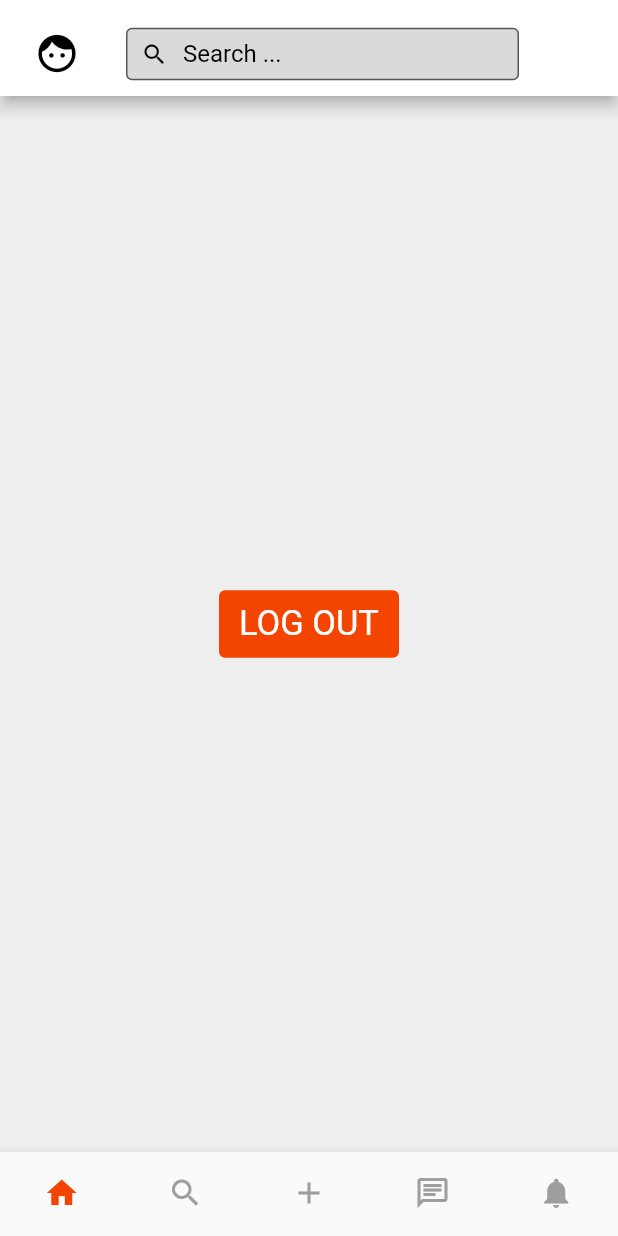
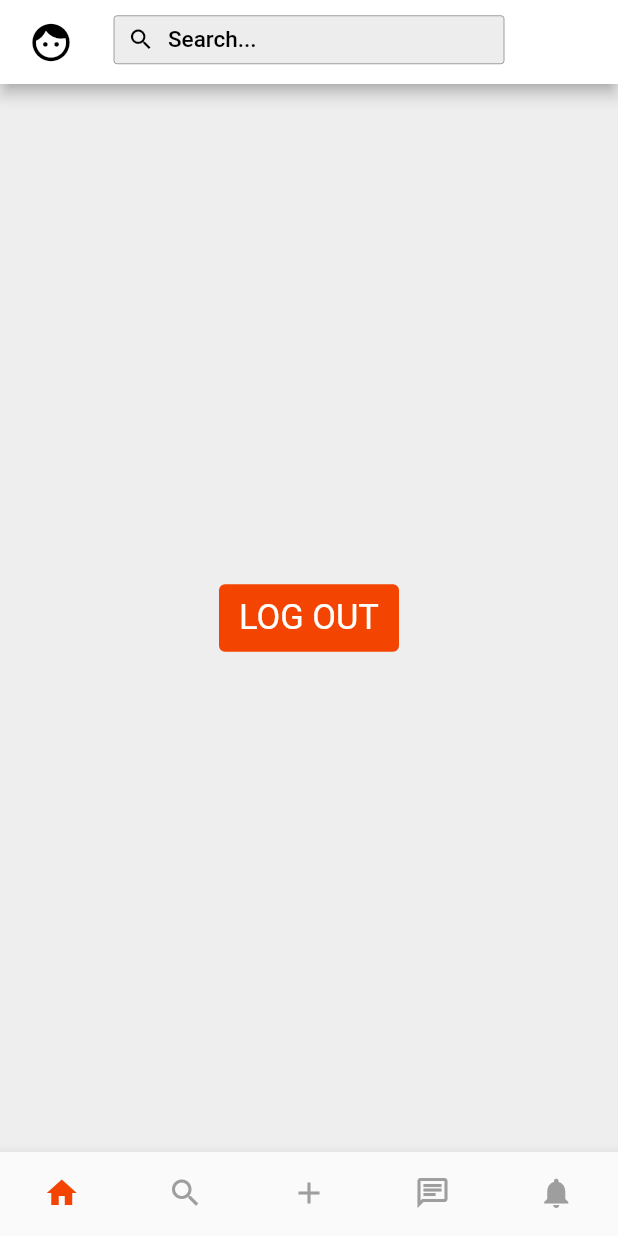
Before and after one commit to EloiseRi/Redditech_epitech, a Flutter app: the HomePage screen opened by its route, on a phone screen of 412 x 824 dp. Run offline on Flutter 3.47's test engine with Material 2 defaults, Android fonts, the light colour scheme and no system bars; drawn by our look-alikes of flutter_typeahead; our stand-ins replace font_awesome_flutter; missing offline and left inert: draw, flutter_web_auth.

Commit message:
Added searchbar with results

```diff
--- a/my_redditech/lib/main.dart
+++ b/my_redditech/lib/main.dart
@@ -9,7 +9,6 @@ import 'package:my_redditech/screens/user_page.dart';
 
 Future<void> main() async {
   GlobalState globalState = GlobalState();
-  SubredditsState subredditsState = SubredditsState();
 
   WidgetsFlutterBinding.ensureInitialized();
   SystemChrome.setSystemUIOverlayStyle(const SystemUiOverlayStyle(
@@ -21,18 +20,16 @@ Future<void> main() async {
   await globalState.initApp();
   runApp(MyApp(
     globalState: globalState,
-    subredditsState: subredditsState,
   ));
 }
 
+// ignore: must_be_immutable
 class MyApp extends StatelessWidget {
-  final GlobalState globalState;
-  final SubredditsState subredditsState;
+  GlobalState globalState = GlobalState();
 
-  const MyApp({
+  MyApp({
     Key? key,
     required this.globalState,
-    required this.subredditsState,
   }) : super(key: key);
 
   @override
@@ -43,7 +40,7 @@ class MyApp extends StatelessWidget {
           value: globalState,
         ),
         ChangeNotifierProvider<SubredditsState>.value(
-          value: subredditsState,
+          value: globalState.subredditsState,
         )
       ],
       child: MaterialApp(
--- /dev/null
+++ b/my_redditech/lib/models/searchbar.dart
@@ -0,0 +1,259 @@
+// import 'package:flutter/cupertino.dart';
+import 'package:flutter/material.dart';
+import 'package:provider/provider.dart';
+import 'package:my_redditech/states/subreddits_state.dart';
+import 'package:flutter_typeahead/flutter_typeahead.dart';
+
+// class SearchBar extends StatefulWidget {
+//   const SearchBar({Key? key}) : super(key: key);
+
+//   @override
+//   State<SearchBar> createState() => _SearchBar();
+// }
+
+// class _SearchBar extends State<SearchBar> {
+//   List<String> searchResult = [];
+
+//   @override
+//   Widget build(BuildContext context) {
+//     return Container(
+//       padding: const EdgeInsets.only(top: 12, bottom: 12, left: 12, right: 50),
+//       child: Column(
+//         children: <Widget>[
+//           const SizedBox(
+//             height: 16.0,
+//           ),
+//           TextField(
+//             onTap: () async =>
+//                 {showSearch(context: context, delegate: SearchSub())},
+//             cursorColor: Colors.grey,
+//             decoration: const InputDecoration(
+//               focusedBorder: OutlineInputBorder(
+//                 borderSide: BorderSide(color: Colors.white),
+//               ),
+//               prefixIconConstraints: BoxConstraints(
+//                 minHeight: 16.0,
+//                 minWidth: 38.0,
+//               ),
+//               prefixIcon: Icon(
+//                 Icons.search,
+//                 color: Colors.black,
+//               ),
+//               fillColor: Color.fromARGB(40, 20, 20, 20),
+//               filled: true,
+//               isDense: true,
+//               hintText: 'Search ...',
+//               hintStyle: TextStyle(color: Colors.black),
+//               contentPadding: EdgeInsets.all(8.0),
+//               border: OutlineInputBorder(
+//                 borderSide: BorderSide(
+//                   color: Colors.white,
+//                 ),
+//               ),
+//             ),
+//           ),
+//         ],
+//       ),
+//     );
+//   }
+// }
+
+// class SearchSub extends SearchDelegate<String> {
+//   @override
+//   String get searchFieldLabel => 'Search...';
+
+//   List<String> searchResult = [];
+
+//   @override
+//   List<Widget> buildActions(BuildContext context) => [
+//         IconButton(
+//           icon: const Icon(Icons.clear),
+//           onPressed: () {
+//             if (query.isEmpty) {
+//               close(context, '');
+//             } else {
+//               query = '';
+//               showSuggestions(context);
+//             }
+//           },
+//         )
+//       ];
+
+//   @override
+//   Widget buildLeading(BuildContext context) => IconButton(
+//         icon: const Icon(Icons.arrow_back),
+//         onPressed: () => close(context, ''),
+//       );
+
+//   @override
+//   Widget buildResults(BuildContext context) => Center(
+//         child: Column(
+//           mainAxisAlignment: MainAxisAlignment.center,
+//           children: [
+//             const Icon(Icons.location_city, size: 120),
+//             const SizedBox(height: 48),
+//             Text(
+//               query,
+//               style: const TextStyle(
+//                 color: Colors.grey,
+//                 fontSize: 64,
+//                 fontWeight: FontWeight.bold,
+//               ),
+//             ),
+//           ],
+//         ),
+//       );
+
+//   @override
+//   Widget buildSuggestions(BuildContext context) => Container(
+//         color: Colors.white,
+//         child: FutureBuilder<List<String>>(
+//           future: computeQuery(context, query),
+//           builder: (context, snapshot) {
+//             switch (snapshot.connectionState) {
+//               case ConnectionState.waiting:
+//                 return Center(child: CircularProgressIndicator());
+//               default:
+//                 return buildSuggestionsSuccess(snapshot.data!);
+//             }
+//           },
+//         ),
+//       );
+
+//   Widget buildSuggestionsSuccess(List<String> suggestions) => ListView.builder(
+//         itemCount: suggestions.length,
+//         itemBuilder: (context, index) {
+//           final suggestion = suggestions[index];
+//           final queryText = suggestion.substring(0, query.length);
+//           final remainingText = suggestion.substring(query.length);
+
+//           return ListTile(
+//             onTap: () {
+//               query = suggestion;
+//               showResults(context);
+
+//               // 2. Close Search & Return Result
+//               // close(context, suggestion);
+
+//               // 3. Navigate to Result Page
+//               //  Navigator.push(
+//               //   context,
+//               //   MaterialPageRoute(
+//               //     builder: (BuildContext context) => ResultPage(suggestion),
+//               //   ),
+//               // );
+//             },
+//             leading: const Icon(Icons.location_city),
+//             // title: Text(suggestion),
+//             title: RichText(
+//               text: TextSpan(
+//                 text: queryText,
+//                 style: const TextStyle(
+//                   color: Colors.grey,
+//                   fontWeight: FontWeight.bold,
+//                   fontSize: 18,
+//                 ),
+//                 children: [
+//                   TextSpan(
+//                     text: remainingText,
+//                     style: const TextStyle(
+//                       color: Colors.grey,
+//                       fontSize: 18,
+//                     ),
+//                   ),
+//                 ],
+//               ),
+//             ),
+//           );
+//         },
+//       );
+
+//   Future<List<String>> computeQuery(context, query) async {
+//     return await Provider.of<SubredditsState>(context, listen: false)
+//         .searchSubreddit(query);
+//   }
+// }
+
+class SearchBar extends StatefulWidget {
+  const SearchBar({Key? key}) : super(key: key);
+
+  @override
+  State<SearchBar> createState() => _SearchBar();
+}
+
+class _SearchBar extends State<SearchBar> {
+  @override
+  Widget build(BuildContext context) {
+    return Container(
+      child: Column(
+        children: <Widget>[
+          Form(
+              child: Padding(
+            padding: const EdgeInsets.all(0),
+            child: Column(
+              children: <Widget>[
+                TypeAheadField(
+                  textFieldConfiguration: TextFieldConfiguration(
+                    cursorColor: Colors.grey,
+                    autofocus: false,
+                    style: DefaultTextStyle.of(context).style.copyWith(
+                        fontStyle: FontStyle.normal,
+                        color: Colors.black,
+                        fontSize: 15),
+                    decoration: const InputDecoration(
+                      prefixIcon: Icon(
+                        Icons.search,
+                        color: Colors.black,
+                      ),
+                      prefixIconConstraints:
+                          BoxConstraints(minHeight: 16, minWidth: 36),
+                      focusedBorder: OutlineInputBorder(
+                          borderSide: BorderSide(color: Colors.white)),
+                      enabledBorder: OutlineInputBorder(
+                        borderRadius: BorderRadius.all(Radius.circular(2)),
+                        borderSide: BorderSide(color: Colors.grey, width: 0.0),
+                      ),
+                      border: OutlineInputBorder(),
+                      contentPadding: EdgeInsets.all(7),
+                      isDense: true,
+                      filled: true,
+                      hintText: 'Search...',
+                      hintStyle: TextStyle(color: Colors.black),
+                      fillColor: Color.fromARGB(20, 20, 20, 20),
+                    ),
+                  ),
+                  suggestionsCallback: (pattern) async {
+                    return await Provider.of<SubredditsState>(context,
+                            listen: false)
+                        .searchSubreddit(pattern);
+                  },
+                  itemBuilder: (context, suggestion) {
+                    if (suggestion != null) {
+                      return ListTile(
+                        leading: const Icon(Icons.shopping_cart),
+                        title: Text(suggestion.toString()),
+                        // subtitle: Text('\$${suggestion['price']}'),
+                      );
+                    } else {
+                      return const ListTile(
+                        title: Text('No subreddit'),
+                      );
+                    }
+                  },
+                  noItemsFoundBuilder: (value) {
+                    return const Text('  Oups! No result...');
+                  },
+                  onSuggestionSelected: (suggestion) {
+                    // Navigator.of(context).push(MaterialPageRoute(
+                    //   builder: (context) => ProductPage(product: suggestion)
+                    // ));
+                  },
+                )
+              ],
+            ),
+          )),
+        ],
+      ),
+    );
+  }
+}
--- a/my_redditech/lib/screens/user_page.dart
+++ b/my_redditech/lib/screens/user_page.dart
@@ -1,10 +1,10 @@
 import 'dart:ui';
 
 import 'package:flutter/material.dart';
-import 'package:material_floating_search_bar/material_floating_search_bar.dart';
 import 'package:my_redditech/utils/palette.dart';
 import 'package:provider/provider.dart';
 import 'package:my_redditech/states/global_state.dart';
+import 'package:my_redditech/models/searchbar.dart';
 
 class HomePage extends StatefulWidget {
   const HomePage({Key? key, required this.name}) : super(key: key);
@@ -30,53 +30,19 @@ class _HomePageState extends State<HomePage> {
         backgroundColor: Colors.white,
         bottom: PreferredSize(
           child: Container(),
-          preferredSize: const Size(0, 8),
+          preferredSize: const Size(0, 0),
         ),
-        title: Container(
-          padding:
-              const EdgeInsets.only(top: 12, bottom: 12, left: 12, right: 50),
-          child: Column(
-            children: const <Widget>[
-              SizedBox(
-                height: 16.0,
-              ),
-              TextField(
-                cursorColor: Colors.grey,
-                decoration: InputDecoration(
-                    focusedBorder: OutlineInputBorder(
-                      borderSide: BorderSide(color: Colors.white),
-                    ),
-                    prefixIconConstraints: BoxConstraints(
-                      minHeight: 16.0,
-                      minWidth: 38.0,
-                    ),
-                    prefixIcon: Icon(
-                      Icons.search,
-                      color: Colors.black,
-                    ),
-                    fillColor: Color.fromARGB(40, 20, 20, 20),
-                    filled: true,
-                    isDense: true,
-                    hintText: 'Search ...',
-                    hintStyle: TextStyle(color: Colors.black),
-                    contentPadding: EdgeInsets.all(8.0),
-                    border: OutlineInputBorder(
-                      borderSide: BorderSide(
-                        color: Colors.white,
-                      ),
-                    )),
-              ),
-            ],
-          ),
-        ),
+        title: ConstrainedBox(
+            constraints: const BoxConstraints(maxHeight: 35, maxWidth: 260),
+            child: const SearchBar()),
+        centerTitle: true,
         leading: IconButton(
-          padding: const EdgeInsets.only(top: 15, left: 20),
+          padding: const EdgeInsets.only(top: 0, left: 12, right: 0),
           onPressed: () {},
           icon: const Icon(Icons.face),
           iconSize: 30,
           color: Colors.black,
         ),
-        centerTitle: true,
       ),
       body: Center(
         child: Column(
--- a/my_redditech/lib/service/reddit_client.dart
+++ b/my_redditech/lib/service/reddit_client.dart
@@ -40,7 +40,6 @@ class RedditClient {
 
   Future<void> setUsername() async {
     Redditor redditor = await reddit.user.me() as Redditor;
-    print(redditor);
     _username = redditor.displayName;
   }
 }
--- a/my_redditech/lib/states/global_state.dart
+++ b/my_redditech/lib/states/global_state.dart
@@ -3,16 +3,21 @@ import 'package:draw/draw.dart';
 import 'package:uuid/uuid.dart';
 import 'package:my_redditech/utils/secrets.dart';
 import 'package:my_redditech/service/reddit_client.dart';
+import 'package:my_redditech/states/subreddits_state.dart';
 
 class GlobalState with ChangeNotifier {
   String get authUrl => _redditClient.authUrl;
   String get username => _redditClient.username;
+  SubredditsState get subredditsState => _subredditsState;
 
   late RedditClient _redditClient;
+  late SubredditsState _subredditsState;
 
   Future<void> initApp() async {
     print("Initilization of the Reddit client...");
     _redditClient = RedditClient.createInstalledFlow();
+
+    _subredditsState = SubredditsState(redditClient: _redditClient);
   }
 
   Future<void> authorizeClient() async {
--- a/my_redditech/lib/states/subreddits_state.dart
+++ b/my_redditech/lib/states/subreddits_state.dart
@@ -3,11 +3,13 @@ import 'package:draw/draw.dart';
 import 'package:my_redditech/service/reddit_client.dart';
 
 class SubredditsState with ChangeNotifier {
-  late RedditClient _redditClient;
+  final RedditClient redditClient;
+
+  SubredditsState({required this.redditClient});
 
   Future<List<String>> searchSubreddit(String query) async {
     List<SubredditRef> subs =
-        await _redditClient.reddit.subreddits.searchByName(query);
+        await redditClient.reddit.subreddits.searchByName(query);
     List<String> subsNames = subs.map((sub) => sub.displayName).toList();
 
     return subsNames;
--- a/my_redditech/pubspec.yaml
+++ b/my_redditech/pubspec.yaml
@@ -41,6 +41,7 @@ dependencies:
   provider: ^6.0.1
   flappy_search_bar: ^1.7.2
   material_floating_search_bar: ^0.3.6
+  flutter_typeahead: ^3.2.1
 
 dev_dependencies:
   flutter_test:
```
Also changed, not shown: my_redditech/pubspec.lock, 1 other file.
